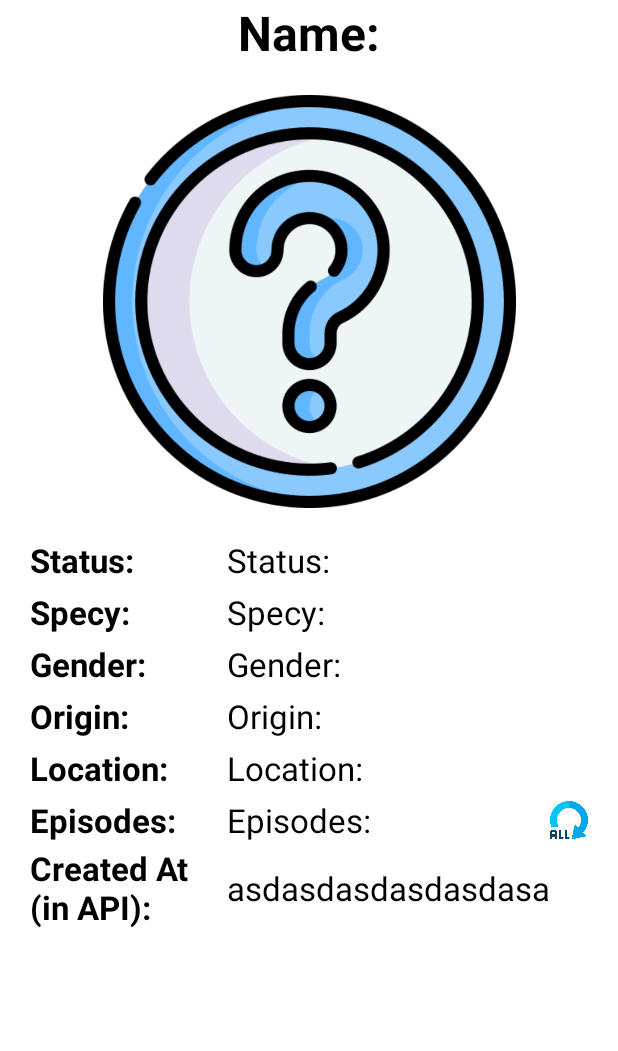
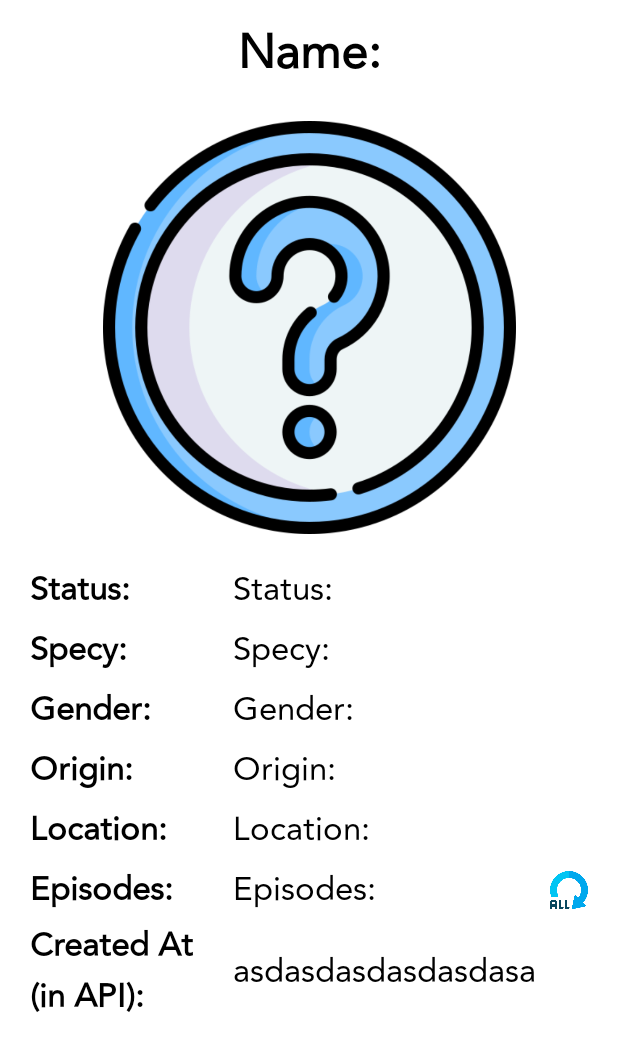
Before and after one commit to fcatadev/RickAndMortyApp, an Android app: the layout fragment_character_detail.xml on its own in the app's theme, with its tools: preview values and no code run, on a phone screen of 412 x 824 dp. Shown: the top 1051 px of the screen. Run offline under Robolectric (Android 15) with nearby library versions, the phone set to English and light mode, and no system bars; network calls fail.

Commit message:
- All fonts made "Avenir".

```diff
--- /dev/null
+++ b/app/src/main/res/font/font.xml
@@ -0,0 +1,4 @@
+<?xml version="1.0" encoding="utf-8"?>
+<font-family xmlns:android="http://schemas.android.com/apk/res/android">
+
+</font-family>
--- a/app/src/main/res/layout/fragment_character_detail.xml
+++ b/app/src/main/res/layout/fragment_character_detail.xml
@@ -12,13 +12,15 @@
         android:layout_width="wrap_content"
         android:layout_height="wrap_content"
         android:layout_gravity="center"
+        android:layout_marginTop="10dp"
+        android:fontFamily="@font/avenir"
         android:text="@string/name"
         android:textColor="@color/black"
         android:textSize="32sp"
         android:textStyle="bold"
         app:layout_constraintEnd_toEndOf="parent"
         app:layout_constraintStart_toStartOf="parent"
-        app:layout_constraintTop_toTopOf="parent"/>
+        app:layout_constraintTop_toTopOf="parent" />
 
     <ImageView
         android:id="@+id/ivCharacterDetailImage"
@@ -63,6 +65,7 @@
                     android:layout_width="wrap_content"
                     android:layout_height="wrap_content"
                     android:layout_marginBottom="5dp"
+                    android:fontFamily="@font/avenir"
                     android:text="@string/status"
                     android:textColor="@color/black"
                     android:textSize="22sp"
@@ -73,6 +76,7 @@
                     android:layout_width="wrap_content"
                     android:layout_height="wrap_content"
                     android:layout_marginBottom="5dp"
+                    android:fontFamily="@font/avenir"
                     android:text="@string/specy"
                     android:textColor="@color/black"
                     android:textSize="22sp"
@@ -83,6 +87,7 @@
                     android:layout_width="wrap_content"
                     android:layout_height="wrap_content"
                     android:layout_marginBottom="5dp"
+                    android:fontFamily="@font/avenir"
                     android:text="@string/gender"
                     android:textColor="@color/black"
                     android:textSize="22sp"
@@ -93,6 +98,7 @@
                     android:layout_width="wrap_content"
                     android:layout_height="wrap_content"
                     android:layout_marginBottom="5dp"
+                    android:fontFamily="@font/avenir"
                     android:text="@string/origin"
                     android:textColor="@color/black"
                     android:textSize="22sp"
@@ -103,6 +109,7 @@
                     android:layout_width="wrap_content"
                     android:layout_height="wrap_content"
                     android:layout_marginBottom="5dp"
+                    android:fontFamily="@font/avenir"
                     android:text="@string/location"
                     android:textColor="@color/black"
                     android:textSize="22sp"
@@ -113,6 +120,7 @@
                     android:layout_width="wrap_content"
                     android:layout_height="wrap_content"
                     android:layout_marginBottom="5dp"
+                    android:fontFamily="@font/avenir"
                     android:text="@string/episodes"
                     android:textColor="@color/black"
                     android:textSize="22sp"
@@ -122,6 +130,7 @@
                     android:id="@+id/tvCreatedAtGone"
                     android:layout_width="wrap_content"
                     android:layout_height="wrap_content"
+                    android:fontFamily="@font/avenir"
                     android:text="@string/created_at_n_in_api"
                     android:textColor="@color/black"
                     android:textSize="22sp"
@@ -145,6 +154,7 @@
                     android:layout_width="wrap_content"
                     android:layout_height="wrap_content"
                     android:layout_marginBottom="5dp"
+                    android:fontFamily="@font/avenir"
                     android:text="@string/status"
                     android:textColor="@color/black"
                     android:textSize="22sp" />
@@ -154,6 +164,7 @@
                     android:layout_width="wrap_content"
                     android:layout_height="wrap_content"
                     android:layout_marginBottom="5dp"
+                    android:fontFamily="@font/avenir"
                     android:text="@string/specy"
                     android:textColor="@color/black"
                     android:textSize="22sp" />
@@ -163,6 +174,7 @@
                     android:layout_width="wrap_content"
                     android:layout_height="wrap_content"
                     android:layout_marginBottom="5dp"
+                    android:fontFamily="@font/avenir"
                     android:text="@string/gender"
                     android:textColor="@color/black"
                     android:textSize="22sp" />
@@ -172,6 +184,7 @@
                     android:layout_width="wrap_content"
                     android:layout_height="wrap_content"
                     android:layout_marginBottom="5dp"
+                    android:fontFamily="@font/avenir"
                     android:text="@string/origin"
                     android:textColor="@color/black"
                     android:textSize="22sp" />
@@ -181,6 +194,7 @@
                     android:layout_width="wrap_content"
                     android:layout_height="wrap_content"
                     android:layout_marginBottom="5dp"
+                    android:fontFamily="@font/avenir"
                     android:text="@string/location"
                     android:textColor="@color/black"
                     android:textSize="22sp" />
@@ -194,6 +208,7 @@
                         android:id="@+id/tvEpisodesContent"
                         android:layout_width="0dp"
                         android:layout_height="wrap_content"
+                        android:fontFamily="@font/avenir"
                         android:text="@string/episodes"
                         android:textColor="@color/black"
                         android:textSize="22sp"
@@ -228,6 +243,7 @@
                     android:id="@+id/tvCreatedAt"
                     android:layout_width="wrap_content"
                     android:layout_height="wrap_content"
+                    android:fontFamily="@font/avenir"
                     android:text="@string/created_at_n_in_api"
                     android:textColor="@color/black"
                     android:textSize="22sp"
@@ -243,6 +259,7 @@
                     android:layout_height="wrap_content"
                     android:layout_gravity="center_vertical"
                     android:layout_marginStart="20dp"
+                    android:fontFamily="@font/avenir"
                     android:text="asdasdasdasdasdasa"
                     android:textColor="@color/black"
                     android:textSize="22sp"
@@ -257,5 +274,4 @@
     </androidx.core.widget.NestedScrollView>
 
 
-
 </androidx.constraintlayout.widget.ConstraintLayout>
```
Also changed, not shown: app/src/main/res/font/avenir.ttf (added).
